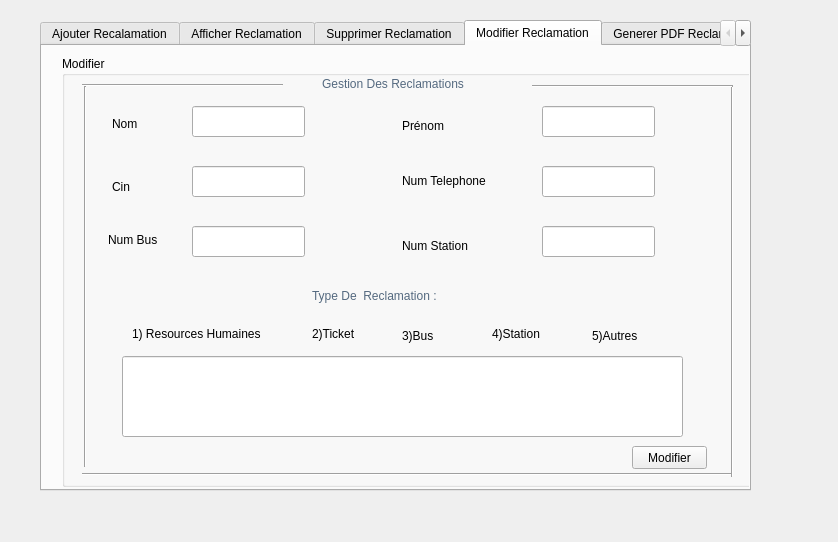
First picture: the form in integrationbefore arduino/dialogreclamation.ui, repository rbaihis/Projet_station_2a21_G5, before the edit.
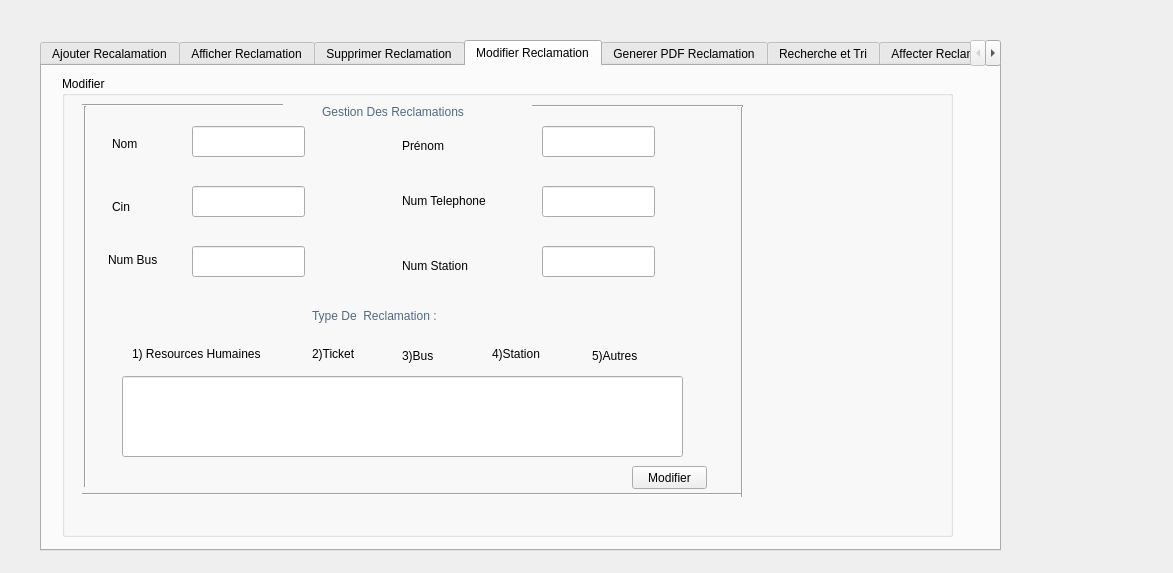
Second picture: the form after the edit.

The edit to the form file:
```diff
--- a/integrationbefore arduino/dialogreclamation.ui
+++ b/integrationbefore arduino/dialogreclamation.ui
@@ -6,8 +6,8 @@
    <rect>
     <x>0</x>
     <y>0</y>
-    <width>838</width>
-    <height>542</height>
+    <width>1173</width>
+    <height>573</height>
    </rect>
   </property>
   <property name="windowTitle">
@@ -17,9 +17,9 @@
    <property name="geometry">
     <rect>
      <x>40</x>
-     <y>20</y>
-     <width>711</width>
-     <height>471</height>
+     <y>40</y>
+     <width>961</width>
+     <height>511</height>
     </rect>
    </property>
    <property name="currentIndex">
@@ -547,8 +547,8 @@
       <rect>
        <x>20</x>
        <y>10</y>
-       <width>691</width>
-       <height>431</height>
+       <width>891</width>
+       <height>461</height>
       </rect>
      </property>
      <property name="title">
@@ -781,7 +781,7 @@
        <rect>
         <x>20</x>
         <y>410</y>
-        <width>651</width>
+        <width>661</width>
         <height>16</height>
        </rect>
       </property>
@@ -794,7 +794,7 @@
        <rect>
         <x>660</x>
         <y>30</y>
-        <width>20</width>
+        <width>41</width>
         <height>391</height>
        </rect>
       </property>
@@ -807,7 +807,7 @@
        <rect>
         <x>470</x>
         <y>15</y>
-        <width>201</width>
+        <width>211</width>
         <height>31</height>
        </rect>
       </property>
@@ -821,7 +821,7 @@
         <x>260</x>
         <y>20</y>
         <width>191</width>
-        <height>16</height>
+        <height>31</height>
        </rect>
       </property>
       <property name="styleSheet">
```
